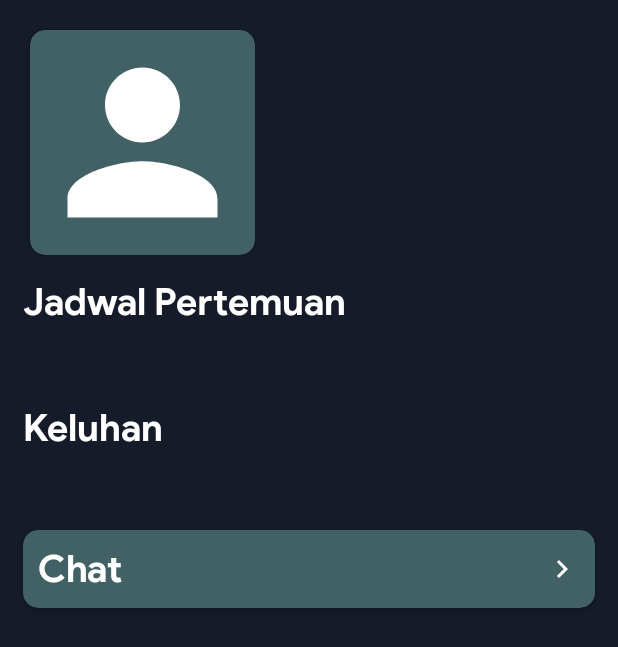
After one commit to fakhrimf/Hospitality, an Android app: the AppointmentDetailActivity screen opened directly, with no data from a screen before it, on a phone screen of 412 x 824 dp. The commit adds this screen. Shown: the top 647 px of the screen. Run offline under Robolectric (Android 15) with nearby library versions, the phone set to English and light mode, and no system bars; our stand-ins replace Picasso; pictures from the network do not load.

Commit message:
dokter can now acc or reject requested appointment

```diff
--- /dev/null
+++ b/app/src/main/java/com/sixgroup/hospitality/AppointmentDetailActivity.kt
@@ -0,0 +1,43 @@
+package com.sixgroup.hospitality
+
+import androidx.appcompat.app.AppCompatActivity
+import android.os.Bundle
+import com.google.gson.Gson
+import com.sixgroup.hospitality.model.AppointmentModel
+import com.sixgroup.hospitality.model.DokterModel
+import com.sixgroup.hospitality.model.PasienModel
+import com.sixgroup.hospitality.ui.appointment.AppointmentDetailFragment
+import com.sixgroup.hospitality.utils.APPOINTMENT_APP_DETAIL
+import com.sixgroup.hospitality.utils.APPOINTMENT_DOK_DETAIL
+import com.sixgroup.hospitality.utils.APPOINTMENT_PAS_DETAIL
+
+class AppointmentDetailActivity : AppCompatActivity() {
+
+    override fun onCreate(savedInstanceState: Bundle?) {
+        super.onCreate(savedInstanceState)
+        setContentView(R.layout.activity_appointment_detail)
+        if (savedInstanceState == null) {
+            supportFragmentManager.beginTransaction()
+                .replace(R.id.container, AppointmentDetailFragment.newInstance())
+                .commitNow()
+        }
+    }
+
+    fun getAppt() : AppointmentModel? {
+        val appt = intent.getStringExtra(APPOINTMENT_APP_DETAIL)
+        if (appt != null) return Gson().fromJson(appt, AppointmentModel::class.java)
+        return null
+    }
+
+    fun getDokter() : DokterModel? {
+        val dokter = intent.getStringExtra(APPOINTMENT_DOK_DETAIL)
+        if (dokter != null) return Gson().fromJson(dokter, DokterModel::class.java)
+        return null
+    }
+
+    fun getPasien() : PasienModel? {
+        val pasien = intent.getStringExtra(APPOINTMENT_PAS_DETAIL)
+        if (pasien != null) return Gson().fromJson(pasien, PasienModel::class.java)
+        return null
+    }
+}
--- /dev/null
+++ b/app/src/main/java/com/sixgroup/hospitality/ui/appointment/AppointmentDetailFragment.kt
@@ -0,0 +1,123 @@
+package com.sixgroup.hospitality.ui.appointment
+
+import android.annotation.SuppressLint
+import androidx.lifecycle.ViewModelProvider
+import android.os.Bundle
+import androidx.fragment.app.Fragment
+import android.view.LayoutInflater
+import android.view.View
+import android.view.ViewGroup
+import android.widget.Toast
+import com.sixgroup.hospitality.AppointmentDetailActivity
+import com.sixgroup.hospitality.R
+import com.sixgroup.hospitality.utils.STATUS_APP
+import com.sixgroup.hospitality.utils.repository.Repository.Companion.accApt
+import com.sixgroup.hospitality.utils.repository.Repository.Companion.decryptCBC
+import com.sixgroup.hospitality.utils.repository.Repository.Companion.rjctApt
+import com.squareup.picasso.Picasso
+import kotlinx.android.synthetic.main.fragment_appointment_detail.*
+import java.text.SimpleDateFormat
+import java.util.*
+
+class AppointmentDetailFragment : Fragment() {
+
+    companion object {
+        fun newInstance() = AppointmentDetailFragment()
+    }
+
+    private lateinit var viewModel: AppointmentDetailViewModel
+
+    override fun onCreate(savedInstanceState: Bundle?) {
+        super.onCreate(savedInstanceState)
+        viewModel = ViewModelProvider(this).get(AppointmentDetailViewModel::class.java)
+    }
+
+    override fun onCreateView(
+        inflater: LayoutInflater, container: ViewGroup?,
+        savedInstanceState: Bundle?
+    ): View {
+        return inflater.inflate(R.layout.fragment_appointment_detail, container, false)
+    }
+
+    override fun onViewCreated(view: View, savedInstanceState: Bundle?) {
+        super.onViewCreated(view, savedInstanceState)
+        init()
+    }
+
+    @SuppressLint("SetTextI18n")
+    private fun init() {
+        val act = requireActivity() as AppointmentDetailActivity
+        val dokter = act.getDokter()
+        val pasien = act.getPasien()
+        val apt = act.getAppt()
+        val sdfget = SimpleDateFormat("dd/MM/yyyy HH:mm", Locale.US)
+        val sdf = SimpleDateFormat("EEEE, dd MMMM yyyy", Locale.US)
+        val sdftime = SimpleDateFormat("HH:mm", Locale.US)
+        if (dokter != null && apt != null) {
+            val parsed = sdfget.parse(apt.appointmentDate!!.decryptCBC())!!
+            namaDetail.text = dokter.nama!!.decryptCBC()
+            spesialisDetail.text = dokter.spesialis!!.decryptCBC()
+            yoeDetail.text = "Pengalaman : " + dokter.yoe.toString() + " Tahun"
+            Picasso.get().load(dokter.foto!!).into(imgUser)
+            jadwalDetail.text = sdf.format(parsed) + "\nJam " + sdftime.format(parsed)
+            keluhanUser.text = apt.complaint!!.decryptCBC()
+            when (apt.status!!.decryptCBC()) {
+                STATUS_APP.ACC.toString() -> {
+                    statusDetail.text = "Status : Accepted"
+                }
+                STATUS_APP.RJCT.toString() -> {
+                    statusDetail.text = "Status : Rejected"
+                }
+                else -> {
+                    statusDetail.text = "Status : Pending"
+                }
+            }
+        } else if (pasien != null && apt != null) {
+            val parsed = sdfget.parse(apt.appointmentDate!!.decryptCBC())!!
+            namaDetail.text = pasien.nama!!.decryptCBC()
+            spesialisDetail.text = pasien.noHP!!.decryptCBC()
+            yoeDetail.text = pasien.email!!.decryptCBC()
+            Picasso.get().load(pasien.foto!!).into(imgUser)
+            jadwalDetail.text = sdf.format(parsed) + "\nJam " + sdftime.format(parsed)
+            keluhanUser.text = apt.complaint!!.decryptCBC()
+            cvAcc.visibility = View.VISIBLE
+            rejectBtn.visibility = View.VISIBLE
+            if (apt.status!!.decryptCBC() == STATUS_APP.ACC.toString() || apt.status!!.decryptCBC() == STATUS_APP.ACC.toString()) {
+                cvAcc.visibility = View.GONE
+                rejectBtn.visibility = View.GONE
+            }
+            cvAcc.setOnClickListener {
+                accApt(apt).observeForever {
+                    if (it.success) {
+                        Toast.makeText(requireContext(), "ACC Sukses", Toast.LENGTH_LONG).show()
+                        requireActivity().finish()
+                    } else {
+                        Toast.makeText(requireContext(), it.message, Toast.LENGTH_LONG).show()
+                    }
+                }
+            }
+            rejectBtn.setOnClickListener {
+                rjctApt(apt).observeForever {
+                    if (it.success) {
+                        Toast.makeText(requireContext(), "Reject Sukses", Toast.LENGTH_LONG).show()
+                        requireActivity().finish()
+                    } else {
+                        Toast.makeText(requireContext(), it.message, Toast.LENGTH_LONG).show()
+                    }
+                }
+            }
+            when (apt.status!!.decryptCBC()) {
+                STATUS_APP.ACC.toString() -> {
+                    statusDetail.text = "Status : Accepted"
+                }
+                STATUS_APP.RJCT.toString() -> {
+                    statusDetail.text = "Status : Rejected"
+                }
+                else -> {
+                    statusDetail.text = "Status : Pending"
+                }
+            }
+        }
+    }
+
+}
--- /dev/null
+++ b/app/src/main/java/com/sixgroup/hospitality/ui/appointment/AppointmentDetailViewModel.kt
@@ -0,0 +1,6 @@
+package com.sixgroup.hospitality.ui.appointment
+
+import androidx.lifecycle.ViewModel
+
+class AppointmentDetailViewModel : ViewModel() {
+}
--- a/app/src/main/java/com/sixgroup/hospitality/utils/Constants.kt
+++ b/app/src/main/java/com/sixgroup/hospitality/utils/Constants.kt
@@ -32,6 +32,9 @@ const val SECRET_IV = "0b919bhalij28dIV"
 //INTENTS
 const val IMAGE_TYPE = "image/*"
 const val IMAGE_REQUEST_CODE = 420
+const val APPOINTMENT_DOK_DETAIL = "appt_dok_detail"
+const val APPOINTMENT_PAS_DETAIL = "appt_pass_detail"
+const val APPOINTMENT_APP_DETAIL = "appt_app_detail"
 
 //STATUS
 enum class STATUS_APP {
--- /dev/null
+++ b/app/src/main/res/layout/activity_appointment_detail.xml
@@ -0,0 +1,7 @@
+<?xml version="1.0" encoding="utf-8"?>
+<FrameLayout xmlns:android="http://schemas.android.com/apk/res/android"
+    xmlns:tools="http://schemas.android.com/tools"
+    android:id="@+id/container"
+    android:layout_width="match_parent"
+    android:layout_height="match_parent"
+    tools:context=".AppointmentDetailActivity" />
--- /dev/null
+++ b/app/src/main/res/layout/fragment_appointment_detail.xml
@@ -0,0 +1,211 @@
+<?xml version="1.0" encoding="utf-8"?>
+<androidx.constraintlayout.widget.ConstraintLayout xmlns:android="http://schemas.android.com/apk/res/android"
+    xmlns:app="http://schemas.android.com/apk/res-auto"
+    xmlns:tools="http://schemas.android.com/tools"
+    android:id="@+id/appointment_detail"
+    android:layout_width="match_parent"
+    android:layout_height="match_parent"
+    android:background="@color/background"
+    tools:context=".ui.appointment.AppointmentDetailFragment">
+
+    <androidx.cardview.widget.CardView
+        android:id="@+id/cardView12"
+        android:layout_width="wrap_content"
+        android:layout_height="wrap_content"
+        android:layout_margin="20dp"
+        app:cardBackgroundColor="@color/accent"
+        app:cardCornerRadius="10dp"
+        app:layout_constraintStart_toStartOf="parent"
+        app:layout_constraintTop_toTopOf="parent">
+
+        <ImageView
+            android:id="@+id/imgUser"
+            android:layout_width="150dp"
+            android:layout_height="150dp"
+            android:scaleType="centerCrop"
+            android:src="@drawable/ic_person" />
+    </androidx.cardview.widget.CardView>
+
+    <TextView
+        android:id="@+id/namaDetail"
+        android:layout_width="0dp"
+        android:layout_height="wrap_content"
+        android:layout_margin="10dp"
+        android:fontFamily="@font/psansbold"
+        android:textColor="@color/white"
+        android:textSize="20sp"
+        app:layout_constraintEnd_toEndOf="parent"
+        app:layout_constraintStart_toEndOf="@+id/cardView12"
+        app:layout_constraintTop_toTopOf="@+id/cardView12"
+        tools:text="Dokter Fakhri Maulana Falah" />
+
+    <TextView
+        android:id="@+id/spesialisDetail"
+        android:layout_width="0dp"
+        android:layout_height="wrap_content"
+        android:layout_margin="10dp"
+        android:fontFamily="@font/psansreg"
+        android:textColor="@color/white"
+        android:textSize="18sp"
+        app:layout_constraintEnd_toEndOf="parent"
+        app:layout_constraintStart_toEndOf="@+id/cardView12"
+        app:layout_constraintTop_toBottomOf="@+id/namaDetail"
+        tools:text="Spesialis Cinta" />
+
+    <TextView
+        android:id="@+id/yoeDetail"
+        android:layout_width="0dp"
+        android:layout_height="wrap_content"
+        android:layout_margin="10dp"
+        android:fontFamily="@font/psansreg"
+        android:textColor="@color/white"
+        app:layout_constraintEnd_toEndOf="parent"
+        app:layout_constraintStart_toEndOf="@+id/cardView12"
+        app:layout_constraintTop_toBottomOf="@+id/spesialisDetail"
+        tools:text="Pengalaman : 9 Tahun" />
+
+    <TextView
+        android:id="@+id/statusDetail"
+        android:layout_width="0dp"
+        android:layout_height="wrap_content"
+        android:layout_margin="10dp"
+        android:fontFamily="@font/psansreg"
+        android:textColor="@color/white"
+        app:layout_constraintEnd_toEndOf="parent"
+        app:layout_constraintStart_toEndOf="@+id/cardView12"
+        app:layout_constraintTop_toBottomOf="@+id/yoeDetail"
+        tools:text="Status : Pending" />
+
+    <TextView
+        android:id="@+id/textView15"
+        android:layout_width="0dp"
+        android:layout_height="wrap_content"
+        android:layout_margin="15dp"
+        android:fontFamily="@font/psansbold"
+        android:text="@string/jadwal_pertemuan"
+        android:textColor="@color/white"
+        android:textSize="25sp"
+        app:layout_constraintStart_toStartOf="parent"
+        app:layout_constraintTop_toBottomOf="@+id/cardView12" />
+
+    <TextView
+        android:id="@+id/jadwalDetail"
+        android:layout_width="0dp"
+        android:layout_height="wrap_content"
+        android:layout_margin="15dp"
+        android:fontFamily="@font/psansreg"
+        android:textColor="@color/white"
+        android:textSize="18sp"
+        app:layout_constraintEnd_toEndOf="parent"
+        app:layout_constraintStart_toStartOf="parent"
+        app:layout_constraintTop_toBottomOf="@+id/textView15"
+        tools:text="Senin, 13 Januari 2023\nJam 10:30" />
+
+    <TextView
+        android:id="@+id/textViewJudulKeluhan"
+        android:layout_width="0dp"
+        android:layout_height="wrap_content"
+        android:layout_margin="15dp"
+        android:fontFamily="@font/psansbold"
+        android:text="@string/keluhan_title"
+        android:textColor="@color/white"
+        android:textSize="25sp"
+        app:layout_constraintStart_toStartOf="parent"
+        app:layout_constraintTop_toBottomOf="@+id/jadwalDetail" />
+
+    <TextView
+        android:id="@+id/keluhanUser"
+        android:layout_width="0dp"
+        android:layout_height="wrap_content"
+        android:layout_margin="15dp"
+        android:fontFamily="@font/psansreg"
+        android:textColor="@color/white"
+        android:textSize="18sp"
+        app:layout_constraintEnd_toEndOf="parent"
+        app:layout_constraintStart_toStartOf="parent"
+        app:layout_constraintTop_toBottomOf="@+id/textViewJudulKeluhan"
+        tools:text="Aku Gabut" />
+
+    <androidx.cardview.widget.CardView
+        android:id="@+id/cvChat"
+        android:layout_width="match_parent"
+        android:layout_height="wrap_content"
+        android:layout_margin="15dp"
+        android:clickable="true"
+        android:foreground="?android:selectableItemBackground"
+        app:cardBackgroundColor="@color/accent"
+        app:cardCornerRadius="10dp"
+        app:layout_constraintTop_toBottomOf="@+id/keluhanUser">
+
+        <androidx.constraintlayout.widget.ConstraintLayout
+            android:layout_width="match_parent"
+            android:layout_height="wrap_content">
+
+            <TextView
+                android:layout_width="wrap_content"
+                android:layout_height="wrap_content"
+                android:layout_margin="10dp"
+                android:fontFamily="@font/psansbold"
+                android:text="@string/chat"
+                android:textColor="@color/white"
+                android:textSize="25sp"
+                app:layout_constraintBottom_toBottomOf="parent"
+                app:layout_constraintStart_toStartOf="parent"
+                app:layout_constraintTop_toTopOf="parent" />
+
+            <ImageView
+                android:layout_width="wrap_content"
+                android:layout_height="wrap_content"
+                android:layout_margin="10dp"
+                android:src="@drawable/ic_forward"
+                app:layout_constraintBottom_toBottomOf="parent"
+                app:layout_constraintEnd_toEndOf="parent"
+                app:layout_constraintTop_toTopOf="parent" />
+        </androidx.constraintlayout.widget.ConstraintLayout>
+    </androidx.cardview.widget.CardView>
+
+    <androidx.cardview.widget.CardView
+        android:id="@+id/cvAcc"
+        android:layout_width="match_parent"
+        android:layout_height="wrap_content"
+        android:layout_margin="15dp"
+        android:clickable="true"
+        android:foreground="?android:selectableItemBackground"
+        android:visibility="gone"
+        app:cardBackgroundColor="@color/accent"
+        app:cardCornerRadius="10dp"
+        app:layout_constraintTop_toBottomOf="@+id/cvChat">
+
+        <androidx.constraintlayout.widget.ConstraintLayout
+            android:layout_width="match_parent"
+            android:layout_height="wrap_content">
+
+            <TextView
+                android:layout_width="wrap_content"
+                android:layout_height="wrap_content"
+                android:layout_margin="10dp"
+                android:fontFamily="@font/psansbold"
+                android:text="Accept Appointment"
+                android:textColor="@color/white"
+                android:textSize="25sp"
+                app:layout_constraintBottom_toBottomOf="parent"
+                app:layout_constraintEnd_toEndOf="parent"
+                app:layout_constraintStart_toStartOf="parent"
+                app:layout_constraintTop_toTopOf="parent" />
+        </androidx.constraintlayout.widget.ConstraintLayout>
+    </androidx.cardview.widget.CardView>
+
+    <TextView
+        android:id="@+id/rejectBtn"
+        style="@style/TextButton"
+        android:layout_width="wrap_content"
+        android:layout_height="wrap_content"
+        android:layout_marginStart="10dp"
+        android:layout_marginTop="35dp"
+        android:padding="10dp"
+        android:text="Reject Appointment"
+        android:visibility="gone"
+        app:layout_constraintStart_toStartOf="parent"
+        app:layout_constraintTop_toBottomOf="@+id/cvAcc" />
+
+</androidx.constraintlayout.widget.ConstraintLayout>
--- a/app/src/main/res/layout/fragment_myappointment.xml
+++ b/app/src/main/res/layout/fragment_myappointment.xml
@@ -52,6 +52,7 @@
         app:layout_constraintTop_toBottomOf="@+id/constraintLayout" />
 
     <ImageView
+        android:id="@+id/backbtn"
         android:layout_width="wrap_content"
         android:layout_height="wrap_content"
         android:layout_margin="20dp"
--- a/app/src/main/res/values/colors.xml
+++ b/app/src/main/res/values/colors.xml
@@ -14,4 +14,7 @@
     <color name="accent">#FF416165</color>
     <color name="text_btn">#FF416188</color>
     <color name="background_less_dark">#FF0B3948</color>
+    <color name="acced">#00ED33</color>
+    <color name="nacced">#E6D10A</color>
+    <color name="rjct">#AA0606</color>
 </resources>
--- a/app/src/main/res/values/strings.xml
+++ b/app/src/main/res/values/strings.xml
@@ -104,4 +104,7 @@
     <string name="register_dokter">Register Dokter</string>
     <string name="placeholder_clock">07:00</string>
     <string name="appointmentku">Appointmentku</string>
+    <string name="jadwal_pertemuan">Jadwal Pertemuan</string>
+    <string name="keluhan_title">Keluhan</string>
+    <string name="chat">Chat</string>
 </resources>
```
Also changed, not shown: app/src/main/AndroidManifest.xml (+8 -0 lines), app/src/main/java/com/sixgroup/hospitality/ui/appointment/MyAppointmentFragment.kt (+5 -2 lines), app/src/main/java/com/sixgroup/hospitality/ui/appointment/MyAppointmentRecyclerViewAdapter.kt (+50 -1 lines), app/src/main/java/com/sixgroup/hospitality/ui/splash/SplashFragment.kt (+6 -1 lines), app/src/main/java/com/sixgroup/hospitality/utils/repository/Repository.kt (+32 -1 lines), app/src/main/res/layout/item_my_appointment.xml (+19 -4 lines).
